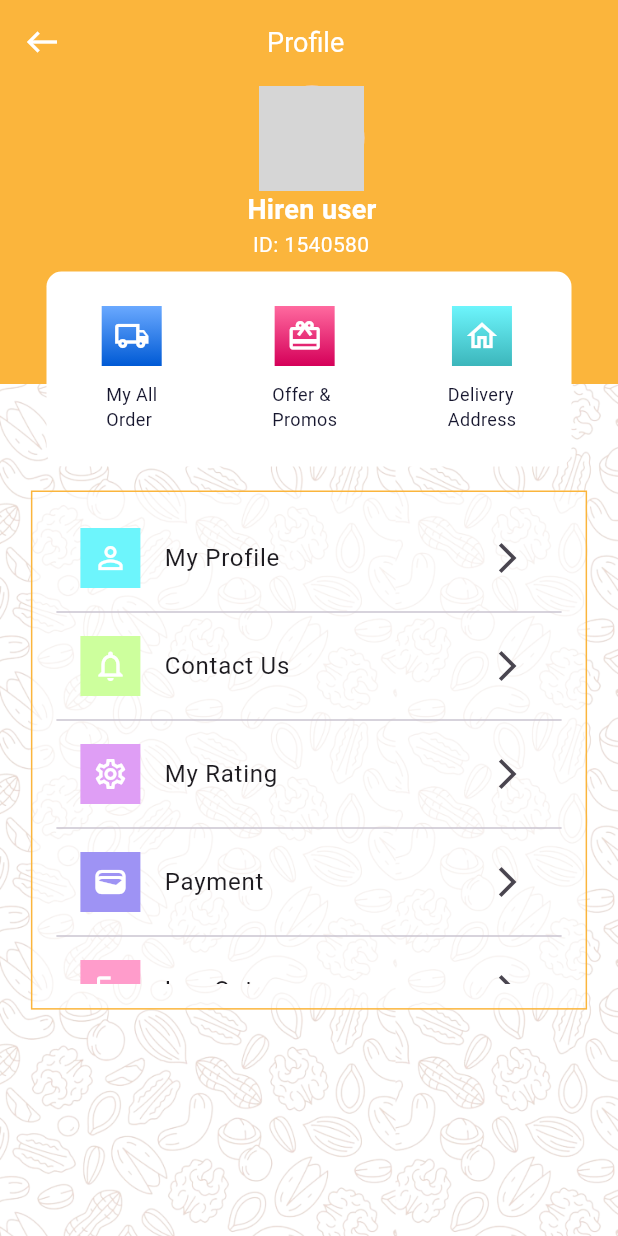
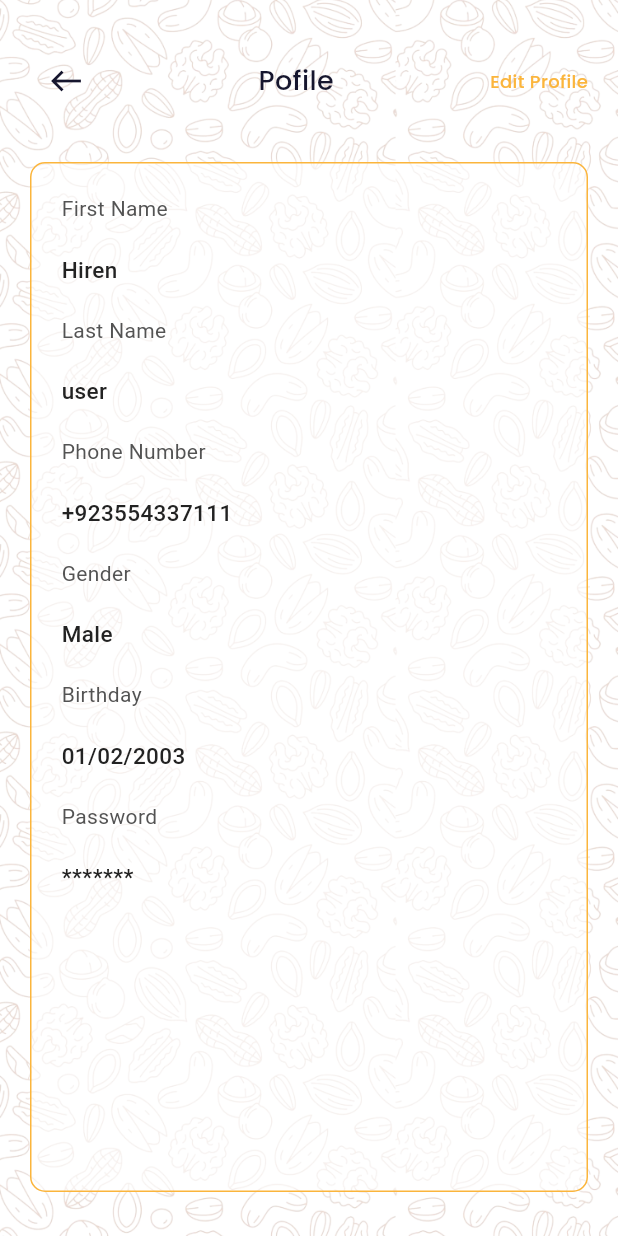
Before and after one commit to ba138/Rajasthan-Dry-Fruits, a Flutter app: the ProfileView screen opened directly, after a tap on "My Profile", on a phone screen of 412 x 824 dp. Run offline on Flutter 3.47's test engine with Material 3 defaults, Android fonts, the phone set to English and light mode, and no system bars; our stand-ins replace carousel_slider, google_fonts, percent_indicator; missing offline and left inert: order_tracker; network calls fail; Roboto replaces fonts that are missing (CenturyGothic); grey boxes are pictures that could not be loaded.

Commit message:
view profile and edit profile done

```diff
--- a/lib/utils/routes/routes.dart
+++ b/lib/utils/routes/routes.dart
@@ -21,6 +21,8 @@ import 'package:rjfruits/view/onboardingViews/splash_screen.dart';
 import 'package:rjfruits/view/orders/widgets/track_order.dart';
 import 'package:rjfruits/view/popularItemsView/popularItems_view.dart';
 import 'package:rjfruits/view/profileView/add_address_view.dart';
+import 'package:rjfruits/view/profileView/edit_profile.dart';
+import 'package:rjfruits/view/profileView/view_profile.dart';
 
 import 'package:rjfruits/view/search/search_view.dart';
 
@@ -115,6 +117,12 @@ class Routes {
       case RoutesName.trackOrder:
         return MaterialPageRoute(
             builder: (BuildContext context) => const TrackOrder());
+      case RoutesName.viewProfile:
+        return MaterialPageRoute(
+            builder: (BuildContext context) => const ViewProfile());
+              case RoutesName.editProfile:
+        return MaterialPageRoute(
+            builder: (BuildContext context) => const EditProfile());
       default:
         return MaterialPageRoute(builder: (_) {
           return const Scaffold(
--- a/lib/utils/routes/routes_name.dart
+++ b/lib/utils/routes/routes_name.dart
@@ -27,4 +27,6 @@ class RoutesName {
   static const String deliveryAddress = 'delivery_address_view';
   static const String myorders = 'my_orders';
   static const String trackOrder = 'track_order';
+  static const String viewProfile = 'view_profile';
+  static const String editProfile = 'edit_profile';
 }
--- a/lib/view/profileView/profile_view.dart
+++ b/lib/view/profileView/profile_view.dart
@@ -200,7 +200,9 @@ class _ProfileViewState extends State<ProfileView> {
               Column(
                 children: [
                   ProfileWidgets(
-                      ontap: () {},
+                      ontap: () {
+                        Navigator.pushNamed(context, RoutesName.viewProfile);
+                      },
                       tColor: const Color(0xff6DF5FC),
                       bColor: const Color(0xff46C5CA),
                       icon: Icons.person_outline,
--- /dev/null
+++ b/lib/view/profileView/view_profile.dart
@@ -0,0 +1,233 @@
+import 'package:flutter/material.dart';
+import 'package:google_fonts/google_fonts.dart';
+import 'package:rjfruits/utils/routes/routes_name.dart';
+
+import '../../res/components/colors.dart';
+import '../../res/components/vertical_spacing.dart';
+
+class ViewProfile extends StatelessWidget {
+  const ViewProfile({super.key});
+
+  @override
+  Widget build(BuildContext context) {
+    return Scaffold(
+      body: Container(
+        height: MediaQuery.of(context).size.height,
+        width: MediaQuery.of(context).size.width,
+        decoration: const BoxDecoration(
+          color: AppColor.whiteColor,
+          image: DecorationImage(
+              image: AssetImage("images/bgimg.png"), fit: BoxFit.cover),
+        ),
+        child: Padding(
+          padding: const EdgeInsets.only(left: 20.0, right: 20.0),
+          child: Column(
+            children: [
+              const VerticalSpeacing(30.0),
+              Row(
+                mainAxisAlignment: MainAxisAlignment.spaceBetween,
+                children: [
+                  IconButton(
+                    onPressed: () {
+                      Navigator.pop(context);
+                    },
+                    icon: const Icon(
+                      Icons.west,
+                      color: AppColor.appBarTxColor,
+                    ),
+                  ),
+                  Text(
+                    'Pofile',
+                    style: GoogleFonts.getFont(
+                      "Poppins",
+                      textStyle: const TextStyle(
+                        fontSize: 18,
+                        fontWeight: FontWeight.w500,
+                        color: AppColor.appBarTxColor,
+                      ),
+                    ),
+                  ),
+                  InkWell(
+                    onTap: () {
+                      Navigator.pushNamed(context, RoutesName.editProfile);
+                    },
+                    child: Text(
+                      'Edit Profile',
+                      style: GoogleFonts.getFont(
+                        "Poppins",
+                        textStyle: const TextStyle(
+                          fontSize: 12,
+                          fontWeight: FontWeight.w500,
+                          color: AppColor.primaryColor,
+                        ),
+                      ),
+                    ),
+                  ),
+                ],
+              ),
+              const VerticalSpeacing(30.0),
+              Container(
+                height: MediaQuery.of(context).size.height / 1.2,
+                width: double.infinity,
+                decoration: BoxDecoration(
+                  borderRadius: BorderRadius.circular(10),
+                  border: Border.all(color: AppColor.primaryColor, width: 1),
+                  color: const Color.fromRGBO(
+                      255, 255, 255, 0.2), // Background color with opacity
+                  boxShadow: [
+                    BoxShadow(
+                      color: Colors.white.withOpacity(0.5), // Shadow color
+                      blurRadius: 2, // Blur radius
+                      spreadRadius: 0, // Spread radius
+                      offset: const Offset(0, 0), // Offset
+                    ),
+                  ],
+                ),
+                child: const Padding(
+                  padding: EdgeInsets.all(20.0),
+                  child: Column(
+                    mainAxisAlignment: MainAxisAlignment.start,
+                    crossAxisAlignment: CrossAxisAlignment.start,
+                    children: [
+                      Text.rich(
+                        textAlign: TextAlign.start,
+                        TextSpan(
+                          text: 'First Name\n\n',
+                          style: TextStyle(
+                            fontSize: 14,
+                            fontWeight: FontWeight.w400,
+                            color: AppColor.cardTxColor,
+                          ),
+                          children: <TextSpan>[
+                            TextSpan(
+                              text: 'Hiren',
+                              style: TextStyle(
+                                color: AppColor.textColor1,
+                                fontSize: 15.0,
+                                fontWeight: FontWeight.w500,
+                              ),
+                            ),
+                          ],
+                        ),
+                      ),
+                      VerticalSpeacing(20.0),
+                      Text.rich(
+                        textAlign: TextAlign.start,
+                        TextSpan(
+                          text: 'Last Name\n\n',
+                          style: TextStyle(
+                            fontSize: 14,
+                            fontWeight: FontWeight.w400,
+                            color: AppColor.cardTxColor,
+                          ),
+                          children: <TextSpan>[
+                            TextSpan(
+                              text: 'user',
+                              style: TextStyle(
+                                color: AppColor.textColor1,
+                                fontSize: 15.0,
+                                fontWeight: FontWeight.w500,
+                              ),
+                            ),
+                          ],
+                        ),
+                      ),
+                      VerticalSpeacing(20.0),
+                      Text.rich(
+                        textAlign: TextAlign.start,
+                        TextSpan(
+                          text: 'Phone Number\n\n',
+                          style: TextStyle(
+                            fontSize: 14,
+                            fontWeight: FontWeight.w400,
+                            color: AppColor.cardTxColor,
+                          ),
+                          children: <TextSpan>[
+                            TextSpan(
+                              text: '+923554337111',
+                              style: TextStyle(
+                                color: AppColor.textColor1,
+                                fontSize: 15.0,
+                                fontWeight: FontWeight.w500,
+                              ),
+                            ),
+                          ],
+                        ),
+                      ),
+                      VerticalSpeacing(20.0),
+                      Text.rich(
+                        textAlign: TextAlign.start,
+                        TextSpan(
+                          text: 'Gender\n\n',
+                          style: TextStyle(
+                            fontSize: 14,
+                            fontWeight: FontWeight.w400,
+                            color: AppColor.cardTxColor,
+                          ),
+                          children: <TextSpan>[
+                            TextSpan(
+                              text: 'Male',
+                              style: TextStyle(
+                                color: AppColor.textColor1,
+                                fontSize: 15.0,
+                                fontWeight: FontWeight.w500,
+                              ),
+                            ),
+                          ],
+                        ),
+                      ),
+                      VerticalSpeacing(20.0),
+                      Text.rich(
+                        textAlign: TextAlign.start,
+                        TextSpan(
+                          text: 'Birthday\n\n',
+                          style: TextStyle(
+                            fontSize: 14,
+                            fontWeight: FontWeight.w400,
+                            color: AppColor.cardTxColor,
+                          ),
+                          children: <TextSpan>[
+                            TextSpan(
+                              text: '01/02/2003',
+                              style: TextStyle(
+                                color: AppColor.textColor1,
+                                fontSize: 15.0,
+                                fontWeight: FontWeight.w500,
+                              ),
+                            ),
+                          ],
+                        ),
+                      ),
+                      VerticalSpeacing(20.0),
+                      Text.rich(
+                        textAlign: TextAlign.start,
+                        TextSpan(
+                          text: 'Password\n\n',
+                          style: TextStyle(
+                            fontSize: 14,
+                            fontWeight: FontWeight.w400,
+                            color: AppColor.cardTxColor,
+                          ),
+                          children: <TextSpan>[
+                            TextSpan(
+                              text: '*******',
+                              style: TextStyle(
+                                color: AppColor.textColor1,
+                                fontSize: 15.0,
+                                fontWeight: FontWeight.w500,
+                              ),
+                            ),
+                          ],
+                        ),
+                      ),
+                    ],
+                  ),
+                ),
+              ),
+            ],
+          ),
+        ),
+      ),
+    );
+  }
+}
```
Also changed, not shown: lib/view/profileView/edit_profile.dart (added, +141 -0 lines).
